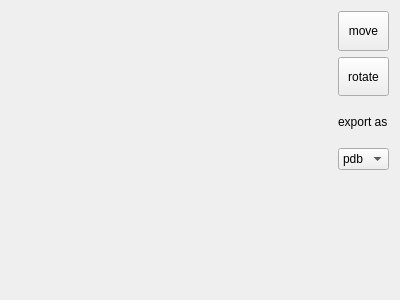
First picture: the form in desktop/src/qt_mol3deditor.ui, repository xuguodong1999/COCR, before the edit.
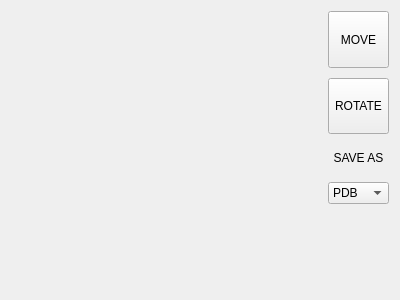
Second picture: the form after the edit.

What changed in the file:
```diff
--- a/desktop/src/qt_mol3deditor.ui
+++ b/desktop/src/qt_mol3deditor.ui
@@ -14,11 +14,17 @@
          <string>Widget</string>
      </property>
      <layout class="QHBoxLayout" name="horizontalLayout" stretch="9,1">
+   <property name="spacing">
+    <number>1</number>
+   </property>
          <item>
              <widget class="QWidget" name="widget" native="true"/>
          </item>
          <item>
-             <layout class="QVBoxLayout" name="verticalLayout" stretch="1,1,1,1,3">
+    <layout class="QVBoxLayout" name="verticalLayout" stretch="2,2,1,2,3">
+     <property name="spacing">
+      <number>10</number>
+     </property>
                  <item>
                      <widget class="QToolButton" name="toolButton">
                          <property name="sizePolicy">
@@ -28,7 +34,7 @@
                              </sizepolicy>
                          </property>
                          <property name="text">
-                             <string>move</string>
+        <string>MOVE</string>
                          </property>
                      </widget>
                  </item>
@@ -41,22 +47,25 @@
                              </sizepolicy>
                          </property>
                          <property name="text">
-                             <string>rotate</string>
+        <string>ROTATE</string>
                          </property>
                      </widget>
                  </item>
                  <item>
                      <widget class="QLabel" name="label">
                          <property name="text">
-                             <string>export as</string>
-                         </property>
+        <string>SAVE AS</string>
+       </property>
+       <property name="alignment">
+        <set>Qt::AlignCenter</set>
+       </property>
                      </widget>
                  </item>
                  <item>
                      <widget class="QComboBox" name="comboBox">
                          <item>
                              <property name="text">
-                                 <string>pdb</string>
+         <string>PDB</string>
                              </property>
                          </item>
                          <item>
```
Left out of the diff: 19 changed lines with no effect on the pictures. Lines whose indentation alone changed are shown as unchanged.
